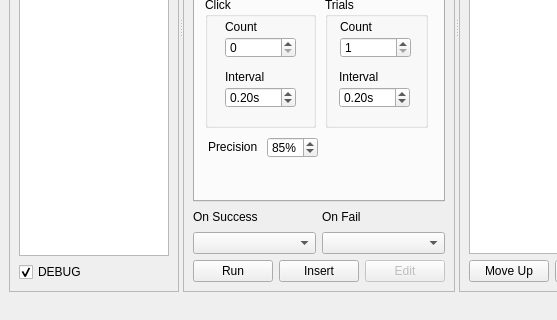
Before: the Qt Designer form qtUI/pymacro.ui in jupiterbjy/python-macro-practice, drawn with Qt 5; both pictures show x 0 to 557 and y 267 to 587 of the 740 by 587 pixel window.
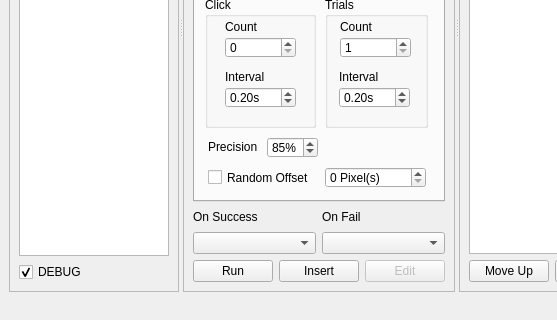
After: the same form once the commit is applied. The open tabs and pages were chosen to show the change.

```diff
--- a/qtUI/pymacro.ui
+++ b/qtUI/pymacro.ui
@@ -477,6 +477,47 @@
              <number>85</number>
             </property>
            </widget>
+           <widget class="QCheckBox" name="checkBox">
+            <property name="geometry">
+             <rect>
+              <x>13</x>
+              <y>370</y>
+              <width>111</width>
+              <height>21</height>
+             </rect>
+            </property>
+            <property name="toolTip">
+             <string>&lt;html&gt;&lt;head/&gt;&lt;body&gt;&lt;p&gt;Drift click position &lt;span style=&quot; font-weight:600;&quot;&gt;randomly&lt;/span&gt; to avoid macro detection in some games.&lt;/p&gt;&lt;/body&gt;&lt;/html&gt;</string>
+            </property>
+            <property name="text">
+             <string>Random Offset</string>
+            </property>
+            <property name="tristate">
+             <bool>false</bool>
+            </property>
+           </widget>
+           <widget class="QSpinBox" name="spinBox">
+            <property name="geometry">
+             <rect>
+              <x>130</x>
+              <y>370</y>
+              <width>101</width>
+              <height>21</height>
+             </rect>
+            </property>
+            <property name="toolTip">
+             <string>&lt;html&gt;&lt;head/&gt;&lt;body&gt;&lt;p&gt;Drift click position &lt;span style=&quot; font-weight:600;&quot;&gt;randomly&lt;/span&gt; to avoid macro detection in some games.&lt;/p&gt;&lt;/body&gt;&lt;/html&gt;</string>
+            </property>
+            <property name="suffix">
+             <string> Pixel(s)</string>
+            </property>
+            <property name="maximum">
+             <number>9999</number>
+            </property>
+            <property name="stepType">
+             <enum>QAbstractSpinBox::DefaultStepType</enum>
+            </property>
+           </widget>
           </widget>
           <widget class="QWidget" name="tab">
            <attribute name="title">
```
Left out of the diff: 187 changed lines with no effect on the pictures.
